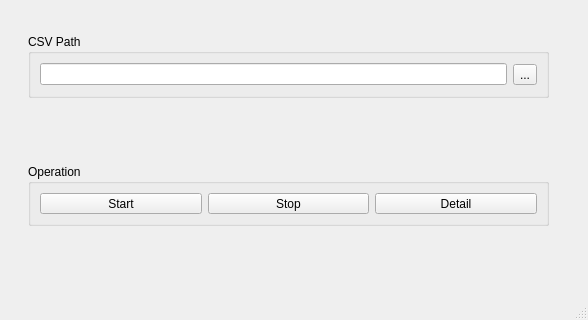
Qt form dns.ui (pr0gr4m/DNS-Checker) before a commit; both pictures show x 212 to 800 and y 246 to 566 of the 800 by 566 pixel window.
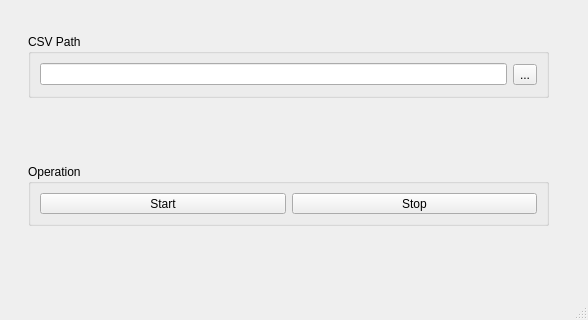
The same form after that commit.

```diff
--- a/dns.ui
+++ b/dns.ui
@@ -206,13 +206,6 @@
        </property>
       </widget>
      </item>
-     <item>
-      <widget class="QPushButton" name="btnDetail">
-       <property name="text">
-        <string>Detail</string>
-       </property>
-      </widget>
-     </item>
     </layout>
    </widget>
   </widget>
```
Left out of the diff: 2 changed lines with no effect on the pictures.
